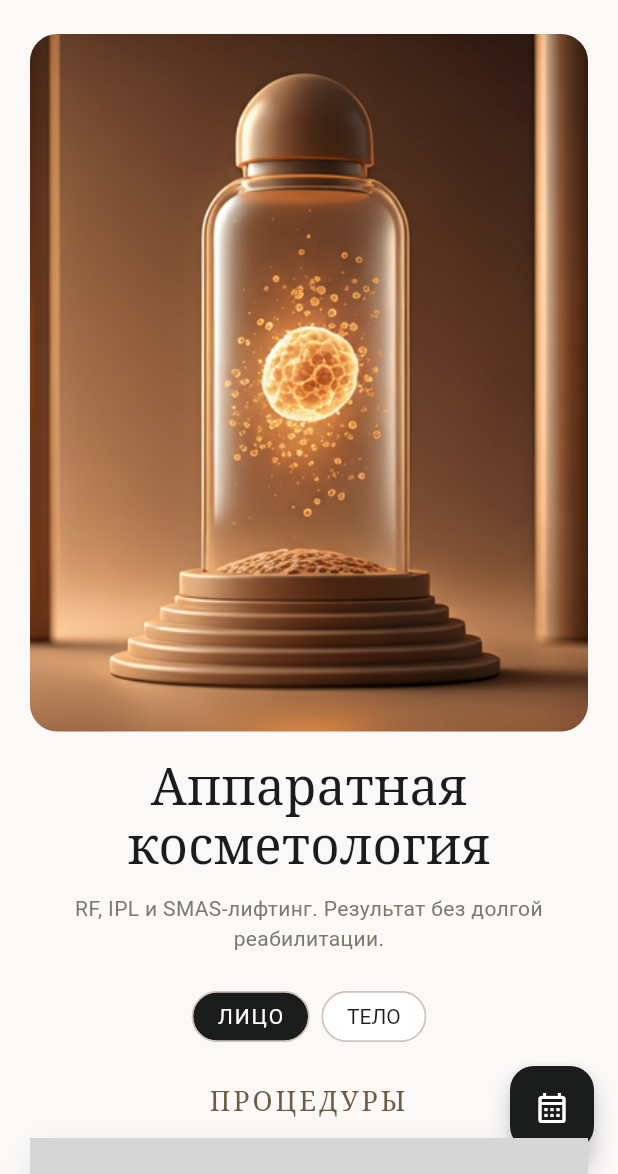
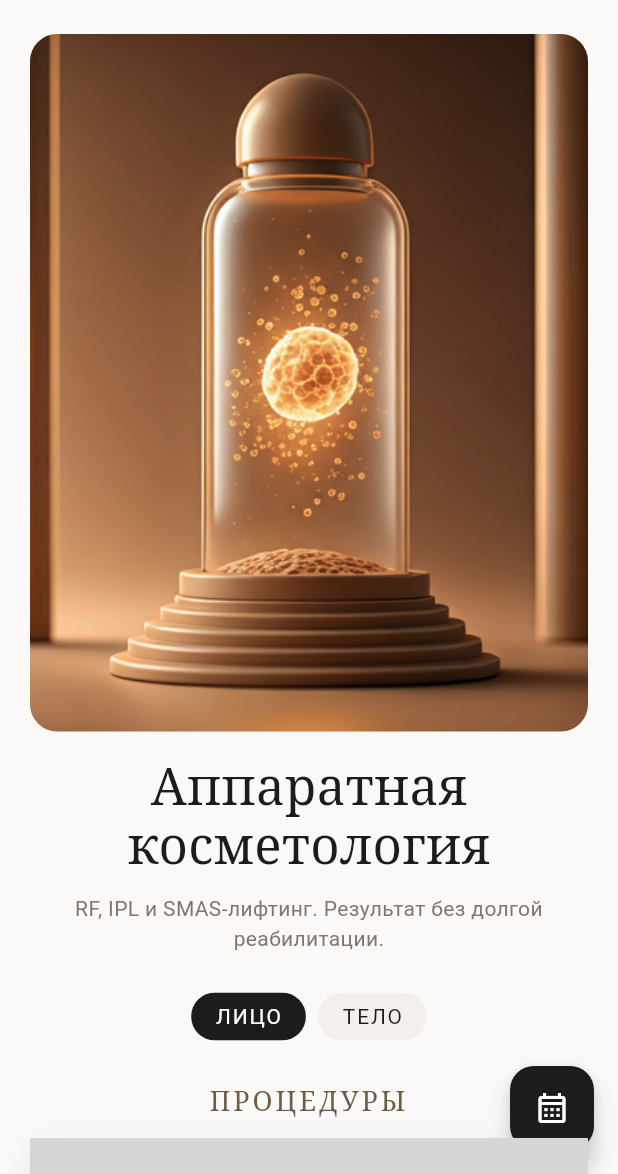
Before and after one commit to sifonyarya-afk/cult, a Flutter app: the HardwareCosmeticsPage screen opened directly, on a phone screen of 412 x 824 dp, the part 62-1236 px from its top. Run offline on Flutter 3.47's test engine with Material 3 defaults, Android fonts, the phone set to English and light mode, and no system bars; our stand-ins replace shared_preferences; accounts and stored records are empty; network calls fail; grey boxes are pictures that could not be loaded.

Commit message:
Polish transfer, hardware zones and tab reselect.
Filter hardware by face/body with BodyTite, animate transfer success,
retap nav to pop stacks, and tighten blog/cases/home feedback.

Co-authored-by: vladlazarevmp9875 <vladlazarevmp9875@rambler.ru>

```diff
--- a/mobile/lib/data.dart
+++ b/mobile/lib/data.dart
@@ -646,6 +646,22 @@ const devices = <Device>[
     indications: ['Пигмент', 'Сосуды', 'Нервный тон'],
     benefits: ['Быстрый результат', 'Мягкая реабилитация', 'Ровный тон'],
   ),
+  Device(
+    title: 'BodyTite',
+    meta: '90 мин',
+    price: '95 000 ₽',
+    badge: 'Тело',
+    tag: 'Body Contour',
+    zone: 'Тело',
+    image: 'science',
+    text: 'RF-липосакция и уплотнение кожи тела без длинной реабилитации.',
+    indications: ['Локальный жир', 'Дряблость тела', 'Контур'],
+    benefits: [
+      'Лицо не затрагивается',
+      'Короткая реабилитация',
+      'Точный контур',
+    ],
+  ),
 ];
 
 class Infusion {
--- a/mobile/lib/main.dart
+++ b/mobile/lib/main.dart
@@ -330,6 +330,10 @@ class _ShellState extends State<Shell> {
             selectedIndex: _index,
             onDestinationSelected: (value) {
               HapticFeedback.selectionClick();
+              if (value == _index) {
+                Navigator.of(context).popUntil((route) => route.isFirst);
+                return;
+              }
               setState(() => _index = value);
             },
             destinations: const [
--- a/mobile/lib/pages/categories.dart
+++ b/mobile/lib/pages/categories.dart
@@ -34,11 +34,29 @@ class CategoryHubPage extends StatelessWidget {
   }
 }
 
-class HardwareCosmeticsPage extends StatelessWidget {
+class HardwareCosmeticsPage extends StatefulWidget {
   const HardwareCosmeticsPage({super.key});
 
   @override
+  State<HardwareCosmeticsPage> createState() => _HardwareCosmeticsPageState();
+}
+
+class _HardwareCosmeticsPageState extends State<HardwareCosmeticsPage> {
+  var _zone = 'Лицо';
+
+  bool _matchesZone(Device device) {
+    final zone = device.zone.toLowerCase();
+    return switch (_zone) {
+      'Тело' => zone.contains('тело'),
+      'Лицо' =>
+        zone.contains('лицо') || zone.contains('шея') || !zone.contains('тело'),
+      _ => true,
+    };
+  }
+
+  @override
   Widget build(BuildContext context) {
+    final filtered = devices.where(_matchesZone).toList();
     return Scaffold(
       appBar: AppBar(title: const Text('CULT')),
       floatingActionButton: FloatingActionButton(
@@ -50,7 +68,7 @@ class HardwareCosmeticsPage extends StatelessWidget {
       body: ListView(
         padding: const EdgeInsets.fromLTRB(20, 8, 20, 100),
         children: [
-          CultImage('science', aspect: 4 / 5, radius: 18),
+          const CultImage('science', aspect: 4 / 5, radius: 18),
           const SizedBox(height: 18),
           Text(
             'Аппаратная\nкосметология',
@@ -67,16 +85,25 @@ class HardwareCosmeticsPage extends StatelessWidget {
           Row(
             mainAxisAlignment: MainAxisAlignment.center,
             children: [
-              Chip(
-                label: const Text('ЛИЦО'),
-                backgroundColor: Cult.ink,
-                labelStyle: const TextStyle(
-                  color: Colors.white,
+              for (final zone in const ['Лицо', 'Тело']) ...[
+                if (zone != 'Лицо') const SizedBox(width: 8),
+                FilterChip(
+                  label: Text(zone.toUpperCase()),
+                  selected: _zone == zone,
+                  showCheckmark: false,
+                  selectedColor: Cult.ink,
+                  labelStyle: TextStyle(
+                    color: _zone == zone ? Colors.white : Cult.ink,
                     letterSpacing: 1.2,
                   ),
+                  backgroundColor: const Color(0xFFF3EFEA),
+                  side: BorderSide.none,
+                  onSelected: (_) {
+                    cultTapFeedback();
+                    setState(() => _zone = zone);
+                  },
                 ),
-              const SizedBox(width: 8),
-              const Chip(label: Text('ТЕЛО')),
+              ],
             ],
           ),
           const SizedBox(height: 22),
@@ -88,10 +115,21 @@ class HardwareCosmeticsPage extends StatelessWidget {
             textAlign: TextAlign.center,
           ),
           const SizedBox(height: 14),
-          for (final device in devices) ...[
+          if (filtered.isEmpty)
+            CultEmpty(
+              title: 'Аппараты для тела скоро',
+              note: 'Запишитесь — подберём протокол для тела в филиале.',
+              actionLabel: 'Записаться',
+              onAction: () => pushPage(context, const BookingPage()),
+            )
+          else
+            for (final device in filtered) ...[
               InkWell(
                 borderRadius: BorderRadius.circular(16),
-              onTap: () => pushPage(context, DevicePage(device: device)),
+                onTap: () {
+                  cultTapFeedback();
+                  pushPage(context, DevicePage(device: device));
+                },
                 child: CultCard(
                   padding: EdgeInsets.zero,
                   child: Column(
```
Also changed, not shown: mobile/lib/pages/home.dart (+9 -3 lines), mobile/lib/pages/info.dart (+47 -14 lines), 1 other file. Lines whose indentation alone changed are shown as unchanged.
